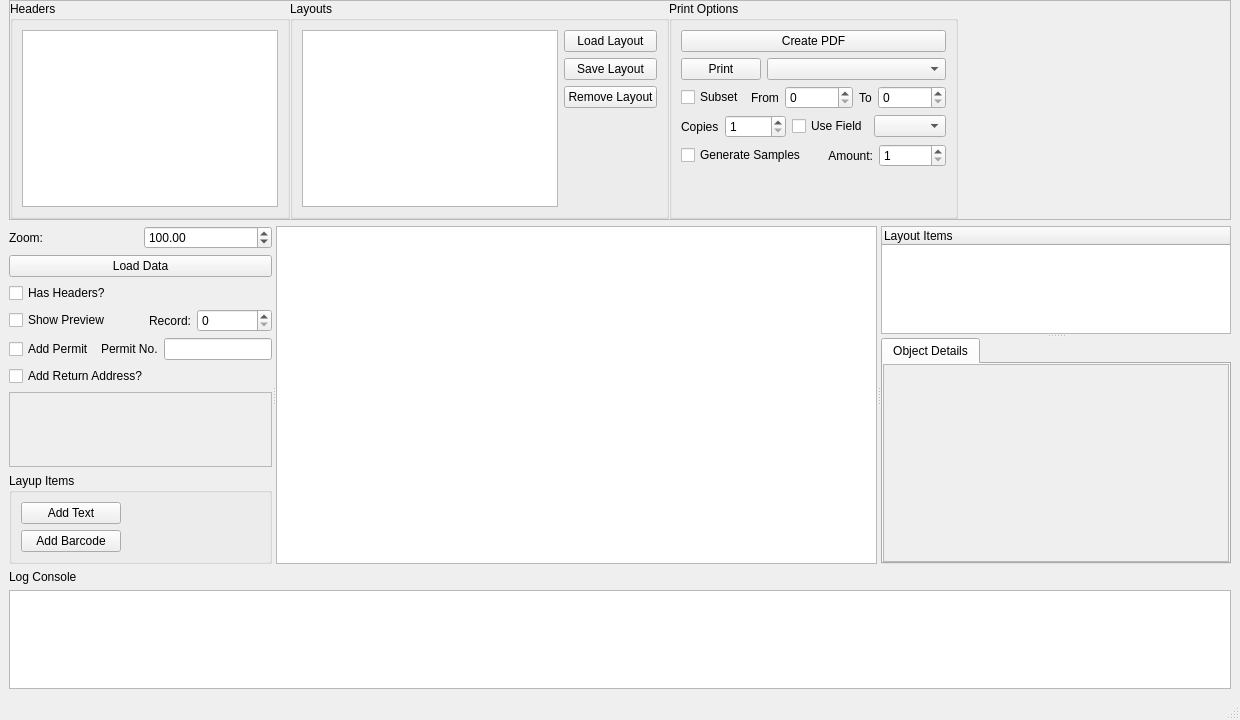
marvin939/label-designer, file LabelDesigner.ui: the form before one commit.
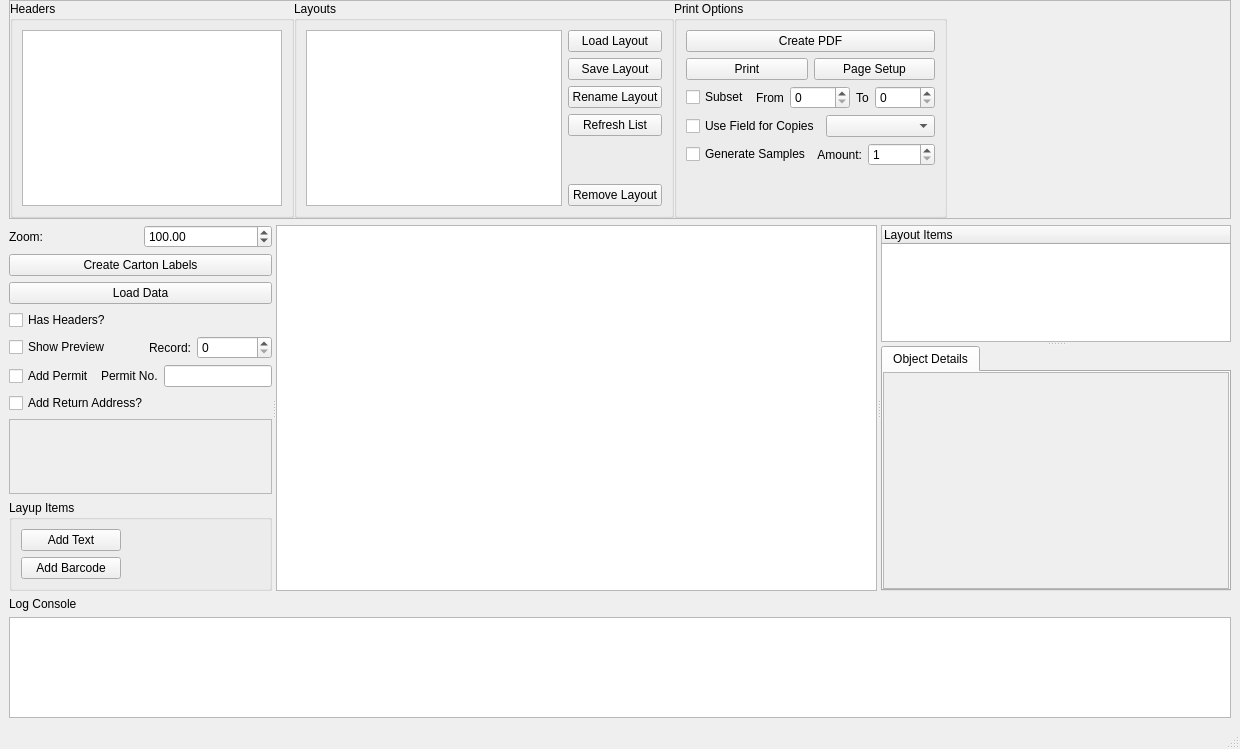
The form after the commit. Custom widgets are drawn as their Qt base class.

Commit message: Fixed a few bugs/inconsistancies Added ability to generate carton labels Changed Layup to save to an SQL db Layout list will now refresh, can also delete/rename them Changed print interface to use window's default dialog Added ability to change page size Re-Added/Fixed adding barcodes to a layup

```diff
--- a/LabelDesigner.ui
+++ b/LabelDesigner.ui
@@ -7,7 +7,7 @@
     <x>0</x>
     <y>0</y>
     <width>1240</width>
-    <height>720</height>
+    <height>749</height>
    </rect>
   </property>
   <property name="windowTitle">
@@ -118,9 +118,16 @@
              </widget>
             </item>
             <item>
-             <widget class="QPushButton" name="removeLayout">
+             <widget class="QPushButton" name="renameLayout">
               <property name="text">
-               <string>Remove Layout</string>
+               <string>Rename Layout</string>
+              </property>
+             </widget>
+            </item>
+            <item>
+             <widget class="QPushButton" name="refreshLayoutList">
+              <property name="text">
+               <string>Refresh List</string>
               </property>
              </widget>
             </item>
@@ -137,6 +144,13 @@
               </property>
              </spacer>
             </item>
+            <item>
+             <widget class="QPushButton" name="removeLayout">
+              <property name="text">
+               <string>Remove Layout</string>
+              </property>
+             </widget>
+            </item>
            </layout>
           </item>
          </layout>
@@ -171,12 +185,9 @@
              </widget>
             </item>
             <item>
-             <widget class="QComboBox" name="printerList">
-              <property name="sizePolicy">
-               <sizepolicy hsizetype="Preferred" vsizetype="Fixed">
-                <horstretch>1</horstretch>
-                <verstretch>0</verstretch>
-               </sizepolicy>
+             <widget class="QPushButton" name="pageSetup">
+              <property name="text">
+               <string>Page Setup</string>
               </property>
              </widget>
             </item>
@@ -229,27 +240,10 @@
           </item>
           <item>
            <layout class="QHBoxLayout" name="horizontalLayout_5">
-            <item>
-             <widget class="QLabel" name="label_2">
-              <property name="text">
-               <string>Copies</string>
-              </property>
-             </widget>
-            </item>
-            <item>
-             <widget class="QSpinBox" name="copyCount">
-              <property name="minimum">
-               <number>1</number>
-              </property>
-              <property name="maximum">
-               <number>99999</number>
-              </property>
-             </widget>
-            </item>
             <item>
              <widget class="QCheckBox" name="copyUseField">
               <property name="text">
-               <string>Use Field</string>
+               <string>Use Field for Copies</string>
               </property>
              </widget>
             </item>
@@ -375,7 +369,7 @@
               </item>
              </layout>
             </item>
-            <item row="7" column="0">
+            <item row="8" column="0">
              <layout class="QHBoxLayout" name="horizontalLayout_12">
               <item>
                <widget class="QCheckBox" name="previewCheck">
@@ -399,14 +393,14 @@
               </item>
              </layout>
             </item>
-            <item row="1" column="0">
+            <item row="2" column="0">
              <widget class="QPushButton" name="loadData">
               <property name="text">
                <string>Load Data</string>
               </property>
              </widget>
             </item>
-            <item row="2" column="0">
+            <item row="3" column="0">
              <widget class="QCheckBox" name="headersCheck">
               <property name="layoutDirection">
                <enum>Qt::LeftToRight</enum>
@@ -416,6 +410,13 @@
               </property>
              </widget>
             </item>
+            <item row="1" column="0">
+             <widget class="QPushButton" name="createCartonLabels">
+              <property name="text">
+               <string>Create Carton Labels</string>
+              </property>
+             </widget>
+            </item>
            </layout>
           </item>
           <item>
@@ -695,7 +696,7 @@
                     <x>0</x>
                     <y>0</y>
                     <width>342</width>
-                    <height>194</height>
+                    <height>213</height>
                    </rect>
                   </property>
                   <layout class="QVBoxLayout" name="verticalLayout_2">
```
The commit also changes 22 other files.
